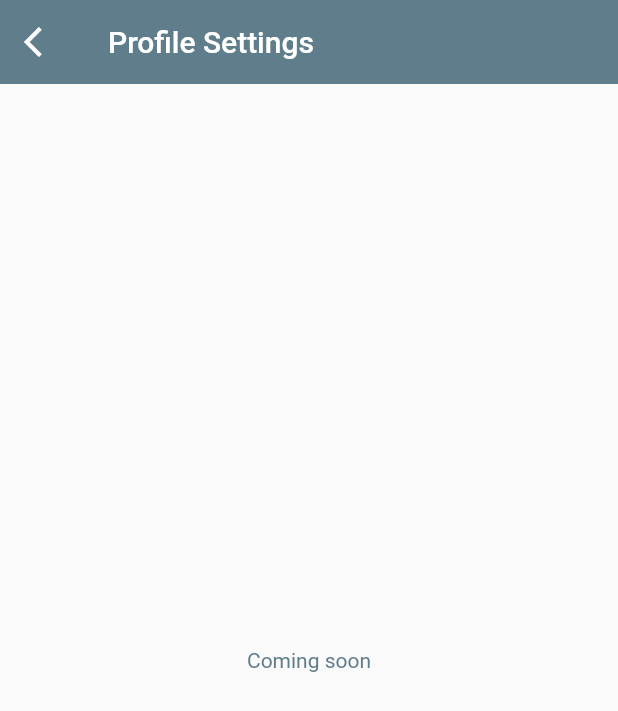
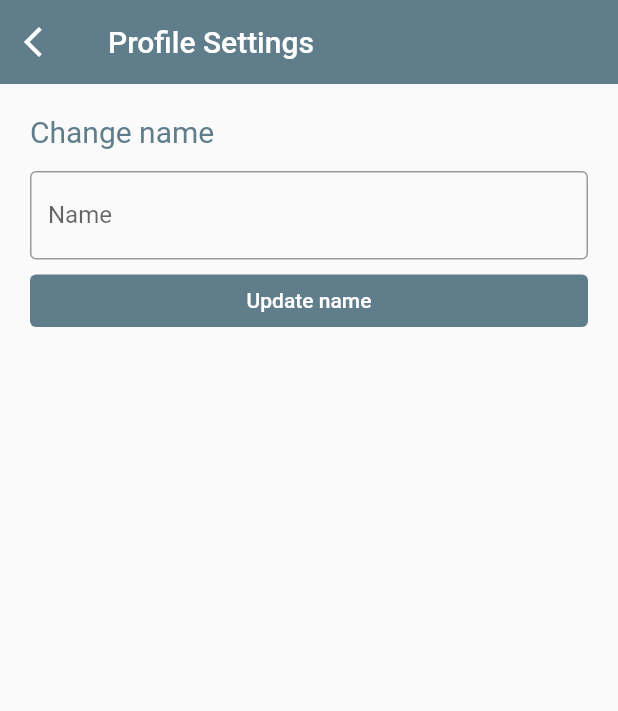
Before and after one commit to tfasoft/mobile-app, a Flutter app: the ProfileSettings screen opened directly, on a phone screen of 412 x 824 dp. Shown: the top 711 px of the screen. Run offline on Flutter 3.47's test engine with Material 2 defaults, Android fonts, the phone set to English and light mode, and no system bars; our stand-ins replace dio; missing offline and left inert: clipboard.

Commit message:
Add change name

```diff
--- a/lib/app/screens/home/settings/profile_settings.dart
+++ b/lib/app/screens/home/settings/profile_settings.dart
@@ -1,4 +1,11 @@
 import 'package:flutter/material.dart';
+import 'package:provider/provider.dart';
+
+import 'package:tfasoft_mobile/app/services/api.dart';
+import 'package:tfasoft_mobile/app/services/state.dart';
+import 'package:tfasoft_mobile/app/widgets/button/tfa_button.dart';
+import 'package:tfasoft_mobile/app/widgets/field/tfa_field.dart';
+import 'package:tfasoft_mobile/app/widgets/title/page_subtitle.dart';
 
 class ProfileSettings extends StatefulWidget {
   const ProfileSettings({Key? key}) : super(key: key);
@@ -8,6 +15,8 @@ class ProfileSettings extends StatefulWidget {
 }
 
 class _ProfileSettingsState extends State<ProfileSettings> {
+  final DioClient _client = DioClient();
+
   Future<void> _showSnackBar(BuildContext context, String message) async {
     final snackBar = SnackBar(
       content: Text(message),
@@ -21,6 +30,29 @@ class _ProfileSettingsState extends State<ProfileSettings> {
     ScaffoldMessenger.of(context).showSnackBar(snackBar);
   }
 
+  final TextEditingController _name = TextEditingController();
+
+  bool loadingName = false;
+
+  Future<void> changeName(BuildContext context) async {
+    setState(() => loadingName = true);
+
+    String uid = Provider.of<AppState>(context, listen: false).getUid;
+    Map data = {
+      "name": _name.text,
+    };
+
+    var response = _client.changeUserData(uid, data);
+
+    response.then((result) {
+      setState(() => loadingName = false);
+
+      if (result.statusCode == 200) {
+        _showSnackBar(context, "Name updated successfully");
+      }
+    });
+  }
+
   @override
   Widget build(BuildContext context) {
     return Scaffold(
@@ -32,7 +64,29 @@ class _ProfileSettingsState extends State<ProfileSettings> {
         title: const Text("Profile Settings"),
         elevation: 0,
       ),
-      body: const Center(child: Text("Coming soon", style: TextStyle(color: Colors.blueGrey))),
-    );;
+      body: Padding(
+        padding: const EdgeInsets.all(20),
+        child: Column(
+          mainAxisAlignment: MainAxisAlignment.start,
+          crossAxisAlignment: CrossAxisAlignment.stretch,
+          children: [
+            const PageSubTitle(title: 'Change name'),
+            TFA_Field(
+              variant: "outlined",
+              password: false,
+              label: "Name",
+              hint: "Enter your new namw",
+              controller: _name,
+            ),
+            const SizedBox(height: 10),
+            TFA_Button(
+              variant: "contained",
+              onClick: loadingName ? null : () => changeName(context),
+              text: "Update name",
+            ),
+          ],
+        ),
+      ),
+    );
   }
 }
```
